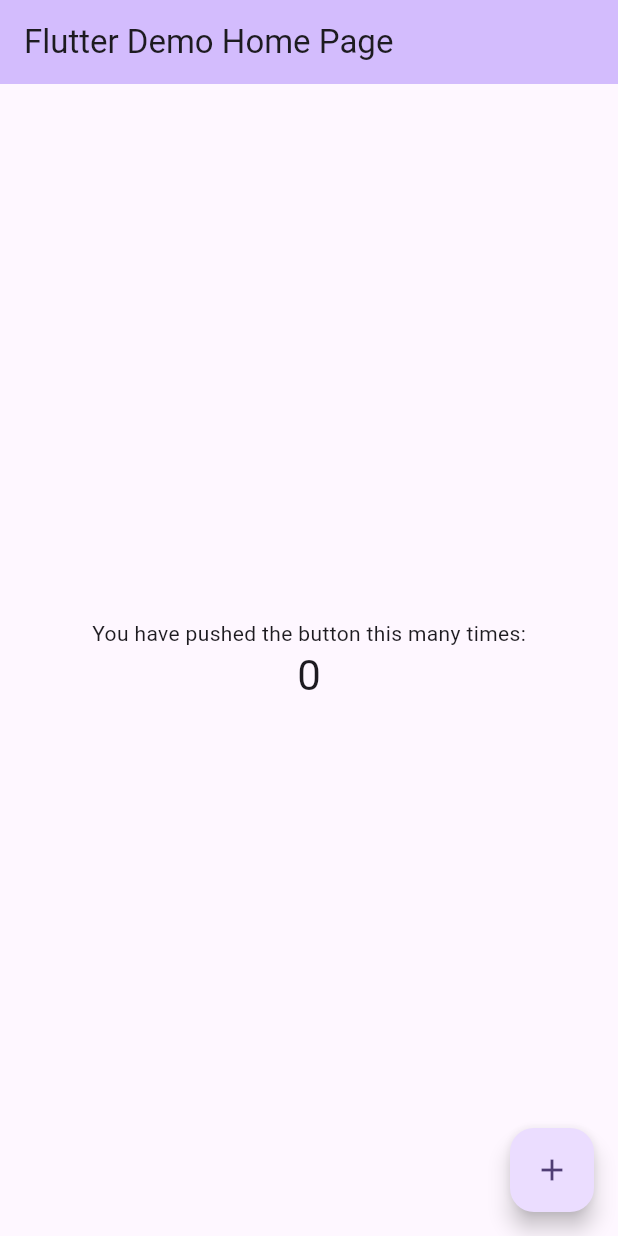
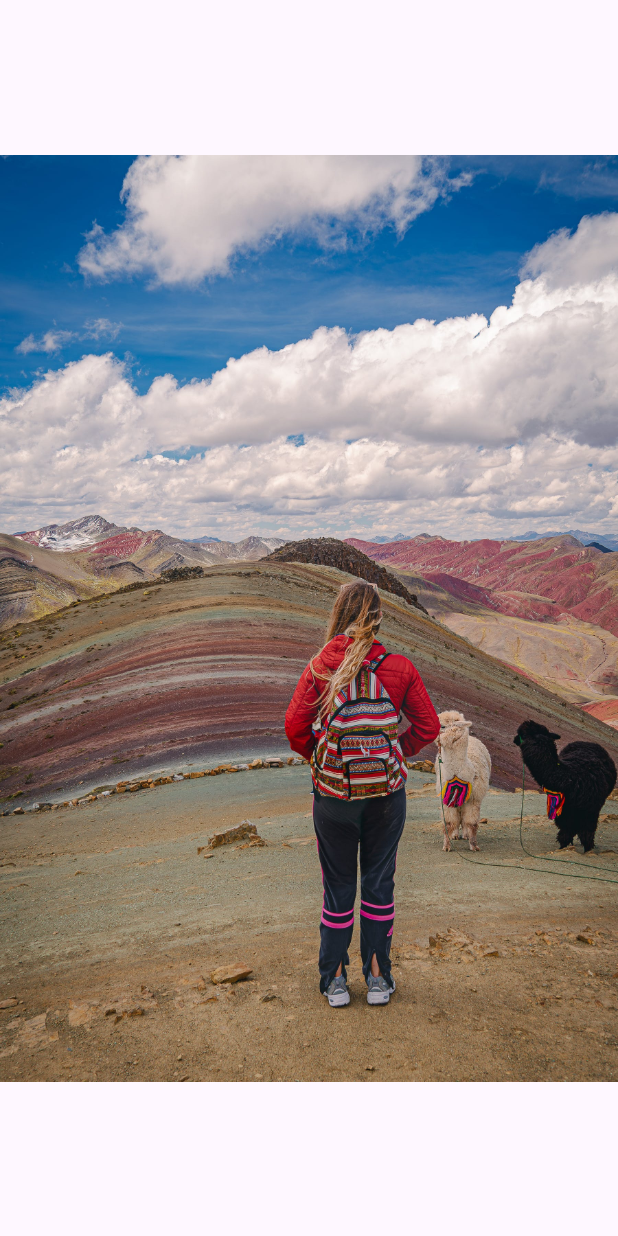
Before and after one commit to Affaf-Istibshar/travel-app, a Flutter app: the screen it shows after launch, on a phone screen of 412 x 824 dp. Run offline on Flutter 3.47's test engine with Material 3 defaults, Android fonts, the phone set to English and light mode, and no system bars.

Commit message:
welcome on board!

```diff
--- a/lib/main.dart
+++ b/lib/main.dart
@@ -1,125 +1,22 @@
 import 'package:flutter/material.dart';
+import 'package:travelapp/pages/welcome_page.dart';
 
 void main() {
-  runApp(const MyApp());
+  runApp(const TravelApp());
 }
 
-class MyApp extends StatelessWidget {
-  const MyApp({super.key});
+class TravelApp extends StatelessWidget {
+  const TravelApp({super.key});
 
-  // This widget is the root of your application.
   @override
   Widget build(BuildContext context) {
     return MaterialApp(
-      title: 'Flutter Demo',
-      theme: ThemeData(
-        // This is the theme of your application.
-        //
-        // TRY THIS: Try running your application with "flutter run". You'll see
-        // the application has a purple toolbar. Then, without quitting the app,
-        // try changing the seedColor in the colorScheme below to Colors.green
-        // and then invoke "hot reload" (save your changes or press the "hot
-        // reload" button in a Flutter-supported IDE, or press "r" if you used
-        // the command line to start the app).
-        //
-        // Notice that the counter didn't reset back to zero; the application
-        // state is not lost during the reload. To reset the state, use hot
-        // restart instead.
-        //
-        // This works for code too, not just values: Most code changes can be
-        // tested with just a hot reload.
-        colorScheme: ColorScheme.fromSeed(seedColor: Colors.deepPurple),
-        useMaterial3: true,
+      title: 'Travel App',
+      debugShowCheckedModeBanner: false,
+      theme:  ThemeData(
+        primarySwatch: Colors.blue,
       ),
-      home: const MyHomePage(title: 'Flutter Demo Home Page'),
+      home: WelcomePage(),
     );
   }
 }
-
-class MyHomePage extends StatefulWidget {
-  const MyHomePage({super.key, required this.title});
-
-  // This widget is the home page of your application. It is stateful, meaning
-  // that it has a State object (defined below) that contains fields that affect
-  // how it looks.
-
-  // This class is the configuration for the state. It holds the values (in this
-  // case the title) provided by the parent (in this case the App widget) and
-  // used by the build method of the State. Fields in a Widget subclass are
-  // always marked "final".
-
-  final String title;
-
-  @override
-  State<MyHomePage> createState() => _MyHomePageState();
-}
-
-class _MyHomePageState extends State<MyHomePage> {
-  int _counter = 0;
-
-  void _incrementCounter() {
-    setState(() {
-      // This call to setState tells the Flutter framework that something has
-      // changed in this State, which causes it to rerun the build method below
-      // so that the display can reflect the updated values. If we changed
-      // _counter without calling setState(), then the build method would not be
-      // called again, and so nothing would appear to happen.
-      _counter++;
-    });
-  }
-
-  @override
-  Widget build(BuildContext context) {
-    // This method is rerun every time setState is called, for instance as done
-    // by the _incrementCounter method above.
-    //
-    // The Flutter framework has been optimized to make rerunning build methods
-    // fast, so that you can just rebuild anything that needs updating rather
-    // than having to individually change instances of widgets.
-    return Scaffold(
-      appBar: AppBar(
-        // TRY THIS: Try changing the color here to a specific color (to
-        // Colors.amber, perhaps?) and trigger a hot reload to see the AppBar
-        // change color while the other colors stay the same.
-        backgroundColor: Theme.of(context).colorScheme.inversePrimary,
-        // Here we take the value from the MyHomePage object that was created by
-        // the App.build method, and use it to set our appbar title.
-        title: Text(widget.title),
-      ),
-      body: Center(
-        // Center is a layout widget. It takes a single child and positions it
-        // in the middle of the parent.
-        child: Column(
-          // Column is also a layout widget. It takes a list of children and
-          // arranges them vertically. By default, it sizes itself to fit its
-          // children horizontally, and tries to be as tall as its parent.
-          //
-          // Column has various properties to control how it sizes itself and
-          // how it positions its children. Here we use mainAxisAlignment to
-          // center the children vertically; the main axis here is the vertical
-          // axis because Columns are vertical (the cross axis would be
-          // horizontal).
-          //
-          // TRY THIS: Invoke "debug painting" (choose the "Toggle Debug Paint"
-          // action in the IDE, or press "p" in the console), to see the
-          // wireframe for each widget.
-          mainAxisAlignment: MainAxisAlignment.center,
-          children: <Widget>[
-            const Text(
-              'You have pushed the button this many times:',
-            ),
-            Text(
-              '$_counter',
-              style: Theme.of(context).textTheme.headlineMedium,
-            ),
-          ],
-        ),
-      ),
-      floatingActionButton: FloatingActionButton(
-        onPressed: _incrementCounter,
-        tooltip: 'Increment',
-        child: const Icon(Icons.add),
-      ), // This trailing comma makes auto-formatting nicer for build methods.
-    );
-  }
-}
--- /dev/null
+++ b/lib/pages/welcome_page.dart
@@ -0,0 +1,40 @@
+import 'package:flutter/material.dart';
+class WelcomePage extends StatefulWidget {
+  const WelcomePage({super.key});
+
+  @override
+  State<WelcomePage> createState() => _WelcomePageState();
+}
+
+class _WelcomePageState extends State<WelcomePage> {
+  List images = [
+    'welcome_one.jpg',
+    'welcome_two.jpg',
+    'welcome_three.jpg',
+  ];
+  @override
+  Widget build(BuildContext context) {
+    return Scaffold(
+      body: PageView.builder(
+        scrollDirection: Axis.vertical,
+        // itemCount: images.length,
+        itemCount: 3,
+        itemBuilder: (_, index) {
+          //return a function that returns widget
+          return Container(
+            width: double.maxFinite,
+            height: double.maxFinite,
+            decoration: BoxDecoration(
+              image: DecorationImage(
+                image: AssetImage(
+                  "img/"+images[index],
+                )
+              )
+            ),
+          );
+        },
+
+      ),
+    );
+  }
+}
--- a/pubspec.yaml
+++ b/pubspec.yaml
@@ -59,9 +59,8 @@ flutter:
   uses-material-design: true
 
   # To add assets to your application, add an assets section, like this:
-  # assets:
-  #   - images/a_dot_burr.jpeg
-  #   - images/a_dot_ham.jpeg
+  assets:
+      - img/
 
   # An image asset can refer to one or more resolution-specific "variants", see
   # https://flutter.dev/assets-and-images/#resolution-aware
```
Also changed, not shown: img/balloning.jpg (added), img/hiking.jpg (added), img/mountains.jpg (added), img/snorkling.jpg (added), img/welcome_one.jpg (added), img/welcome_three.jpg (added), img/welcome_two.jpg (added), 1 other file.
